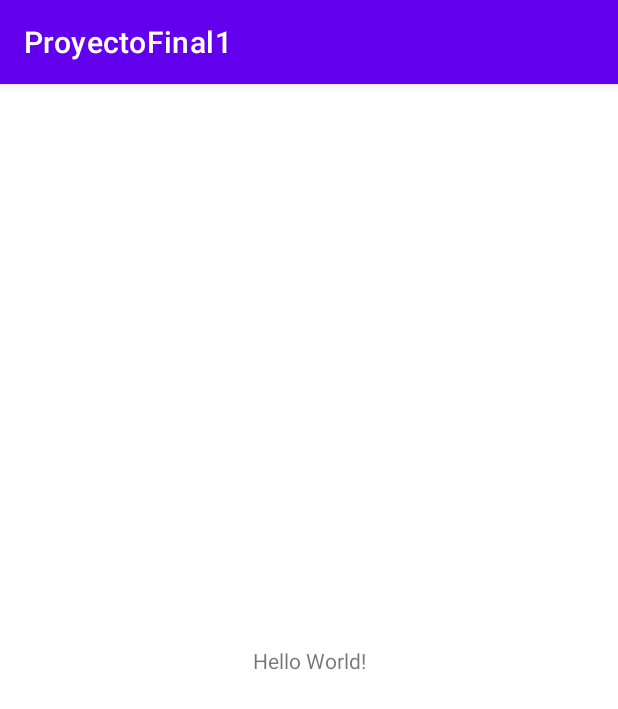
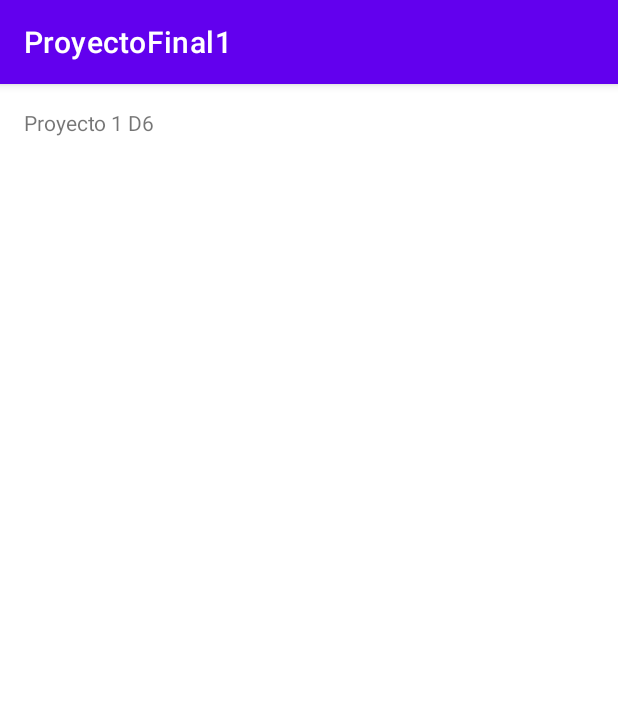
Before and after one commit to AlexJr2214/ProyectoFinal1, an Android app: the screen it shows after launch (MainActivity), on a phone screen of 412 x 824 dp. Shown: the top 709 px of the screen. Run offline under Robolectric (Android 15) with nearby library versions, the phone set to English and light mode, and no system bars.

Commit message:
se cambio el tipo de layout en el activity main

```diff
--- a/app/src/main/res/layout/activity_main.xml
+++ b/app/src/main/res/layout/activity_main.xml
@@ -1,18 +1,20 @@
 <?xml version="1.0" encoding="utf-8"?>
-<androidx.constraintlayout.widget.ConstraintLayout xmlns:android="http://schemas.android.com/apk/res/android"
+<LinearLayout xmlns:android="http://schemas.android.com/apk/res/android"
     xmlns:app="http://schemas.android.com/apk/res-auto"
     xmlns:tools="http://schemas.android.com/tools"
     android:layout_width="match_parent"
     android:layout_height="match_parent"
+    android:orientation="vertical"
+    android:layout_margin="16dp"
     tools:context=".MainActivity">
 
     <TextView
         android:layout_width="wrap_content"
         android:layout_height="wrap_content"
-        android:text="Hello World!"
+        android:text="Proyecto 1 D6"
         app:layout_constraintBottom_toBottomOf="parent"
         app:layout_constraintLeft_toLeftOf="parent"
         app:layout_constraintRight_toRightOf="parent"
         app:layout_constraintTop_toTopOf="parent" />
 
-</androidx.constraintlayout.widget.ConstraintLayout>
+</LinearLayout>
```
